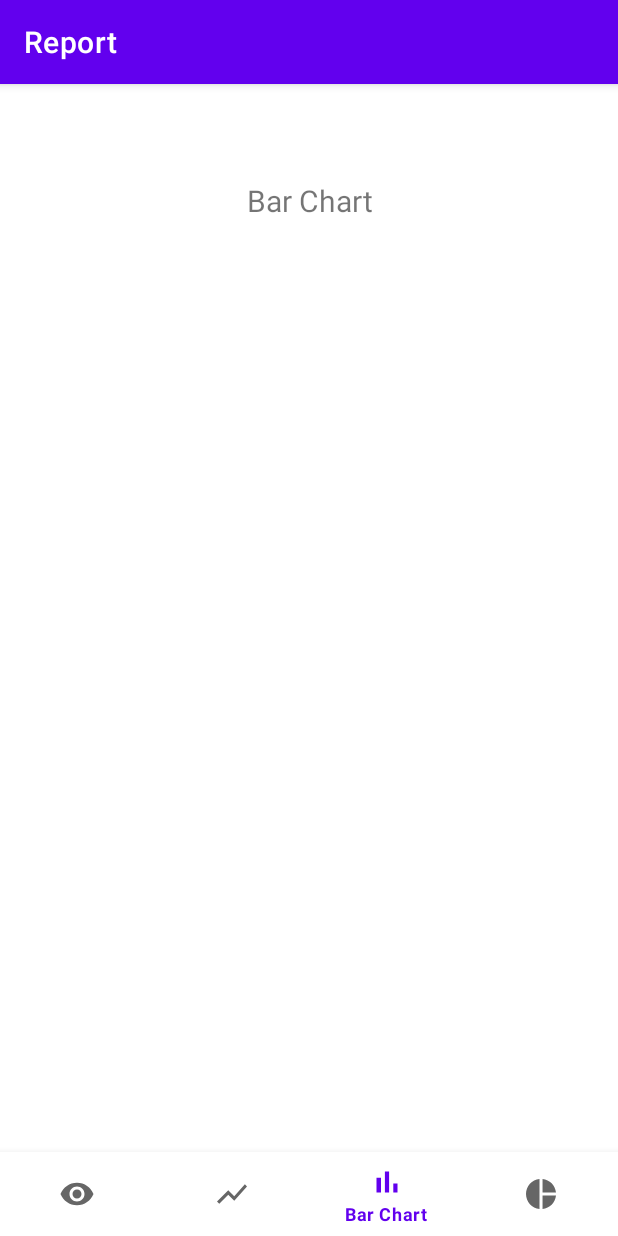
After one commit to OguzKaanYazan/AirQualityMonitoring, an Android app: the BarChartFragment screen opened through its navigation route, on a phone screen of 412 x 824 dp. The commit adds this screen. Run offline under Robolectric (Android 15) with nearby library versions, the light colour scheme and no system bars; our stand-ins replace navigation-ui.

Commit message:
Report updated.

```diff
--- a/app/src/main/java/com/iot/airqualitymonitoring/Report.java
+++ b/app/src/main/java/com/iot/airqualitymonitoring/Report.java
@@ -17,10 +17,8 @@ public class Report extends AppCompatActivity {
         super.onCreate(savedInstanceState);
         setContentView(R.layout.activity_report);
         BottomNavigationView navView = findViewById(R.id.nav_view);
-        // Passing each menu ID as a set of Ids because each
-        // menu should be considered as top level destinations.
         AppBarConfiguration appBarConfiguration = new AppBarConfiguration.Builder(
-                R.id.navigation_home, R.id.navigation_dashboard)
+                R.id.navigation_home, R.id.navigation_lineChart, R.id.navigation_barChart, R.id.navigation_pieChart)
                 .build();
         NavController navController = Navigation.findNavController(this, R.id.nav_host_fragment);
         NavigationUI.setupActionBarWithNavController(this, navController, appBarConfiguration);
--- /dev/null
+++ b/app/src/main/java/com/iot/airqualitymonitoring/ui/bar_chart/BarChartFragment.java
@@ -0,0 +1,26 @@
+package com.iot.airqualitymonitoring.ui.bar_chart;
+
+import android.os.Bundle;
+import android.view.LayoutInflater;
+import android.view.View;
+import android.view.ViewGroup;
+import android.widget.TextView;
+
+import androidx.annotation.NonNull;
+import androidx.fragment.app.Fragment;
+
+import com.iot.airqualitymonitoring.R;
+
+public class BarChartFragment extends Fragment {
+
+    private View root;
+
+    public View onCreateView(@NonNull LayoutInflater inflater,
+                             ViewGroup container, Bundle savedInstanceState) {
+
+        root = inflater.inflate(R.layout.fragment_bar_chart, container, false);
+        final TextView textView = root.findViewById(R.id.text_home);
+        return root;
+    }
+
+}
--- /dev/null
+++ b/app/src/main/res/drawable/ic_baseline_pie_chart_24.xml
@@ -0,0 +1,10 @@
+<vector xmlns:android="http://schemas.android.com/apk/res/android"
+    android:width="24dp"
+    android:height="24dp"
+    android:viewportWidth="24"
+    android:viewportHeight="24"
+    android:tint="?attr/colorControlNormal">
+  <path
+      android:fillColor="@android:color/white"
+      android:pathData="M11,2v20c-5.07,-0.5 -9,-4.79 -9,-10s3.93,-9.5 9,-10zM13.03,2v8.99L22,10.99c-0.47,-4.74 -4.24,-8.52 -8.97,-8.99zM13.03,13.01L13.03,22c4.74,-0.47 8.5,-4.25 8.97,-8.99h-8.97z"/>
+</vector>
--- /dev/null
+++ b/app/src/main/res/drawable/ic_baseline_show_chart_24.xml
@@ -0,0 +1,10 @@
+<vector xmlns:android="http://schemas.android.com/apk/res/android"
+    android:width="24dp"
+    android:height="24dp"
+    android:viewportWidth="24"
+    android:viewportHeight="24"
+    android:tint="?attr/colorControlNormal">
+  <path
+      android:fillColor="@android:color/white"
+      android:pathData="M3.5,18.49l6,-6.01 4,4L22,6.92l-1.41,-1.41 -7.09,7.97 -4,-4L2,16.99z"/>
+</vector>
--- /dev/null
+++ b/app/src/main/res/layout/fragment_bar_chart.xml
@@ -0,0 +1,19 @@
+<?xml version="1.0" encoding="utf-8"?>
+<LinearLayout xmlns:android="http://schemas.android.com/apk/res/android"
+    xmlns:tools="http://schemas.android.com/tools"
+    android:layout_width="match_parent"
+    android:layout_height="match_parent"
+    android:orientation="vertical">
+
+    <TextView
+        android:id="@+id/text_home"
+        android:layout_width="match_parent"
+        android:layout_height="wrap_content"
+        android:layout_marginStart="8dp"
+        android:layout_marginTop="8dp"
+        android:layout_marginEnd="8dp"
+        android:text="Bar Chart"
+        android:textAlignment="center"
+        android:textSize="20sp" />
+
+</LinearLayout>
--- a/app/src/main/res/menu/bottom_nav_menu.xml
+++ b/app/src/main/res/menu/bottom_nav_menu.xml
@@ -7,8 +7,18 @@
         android:title="Summary" />
 
     <item
-        android:id="@+id/navigation_dashboard"
+        android:id="@+id/navigation_lineChart"
+        android:icon="@drawable/ic_baseline_show_chart_24"
+        android:title="Line Chart" />
+
+    <item
+        android:id="@+id/navigation_barChart"
         android:icon="@drawable/ic_baseline_bar_chart_24"
-        android:title="Visual Report" />
+        android:title="Bar Chart" />
+
+    <item
+        android:id="@+id/navigation_pieChart"
+        android:icon="@drawable/ic_baseline_pie_chart_24"
+        android:title="Pie Chart" />
 
 </menu>
--- a/app/src/main/res/navigation/mobile_navigation.xml
+++ b/app/src/main/res/navigation/mobile_navigation.xml
@@ -8,12 +8,24 @@
     <fragment
         android:id="@+id/navigation_home"
         android:name="com.iot.airqualitymonitoring.ui.summary.SummaryFragment"
-        android:label="@string/title_home"
+        android:label="Report"
         tools:layout="@layout/fragment_summary" />
 
     <fragment
-        android:id="@+id/navigation_dashboard"
-        android:name="com.iot.airqualitymonitoring.ui.visual_report.ReportFragment"
-        android:label="@string/title_dashboard"
-        tools:layout="@layout/fragment_visual_report" />
+        android:id="@+id/navigation_lineChart"
+        android:name="com.iot.airqualitymonitoring.ui.line_chart.LineChartFragment"
+        android:label="Report"
+        tools:layout="@layout/fragment_line_chart" />
+
+    <fragment
+        android:id="@+id/navigation_barChart"
+        android:name="com.iot.airqualitymonitoring.ui.bar_chart.BarChartFragment"
+        android:label="Report"
+        tools:layout="@layout/fragment_bar_chart" />
+
+    <fragment
+        android:id="@+id/navigation_pieChart"
+        android:name="com.iot.airqualitymonitoring.ui.pie_chart.PieChartFragment"
+        android:label="Report"
+        tools:layout="@layout/fragment_pie_chart" />
 </navigation>
--- a/app/src/main/res/values/strings.xml
+++ b/app/src/main/res/values/strings.xml
@@ -1,6 +1,4 @@
 <resources>
     <string name="app_name">Air Quality Monitoring</string>
     <string name="title_activity_report">MainActivity</string>
-    <string name="title_home">Summary</string>
-    <string name="title_dashboard">Visual Report</string>
 </resources>
```
Also changed, not shown: app/src/main/java/com/iot/airqualitymonitoring/ui/line_chart/LineChartFragment.java (renamed from app/src/main/java/com/iot/airqualitymonitoring/ui/visual_report/ReportFragment.java, +18 -21 lines), app/src/main/java/com/iot/airqualitymonitoring/ui/pie_chart/PieChartFragment.java (added, +24 -0 lines), app/src/main/java/com/iot/airqualitymonitoring/ui/summary/SummaryFragment.java (+0 -19 lines), app/src/main/java/com/iot/airqualitymonitoring/ui/summary/SummaryViewModel.java (deleted, +0 -19 lines), app/src/main/java/com/iot/airqualitymonitoring/ui/visual_report/ReportViewModel.java (deleted, +0 -19 lines), app/src/main/res/layout/fragment_pie_chart.xml (added, +19 -0 lines), app/src/main/res/layout/fragment_line_chart.xml (renamed from app/src/main/res/layout/fragment_visual_report.xml).
